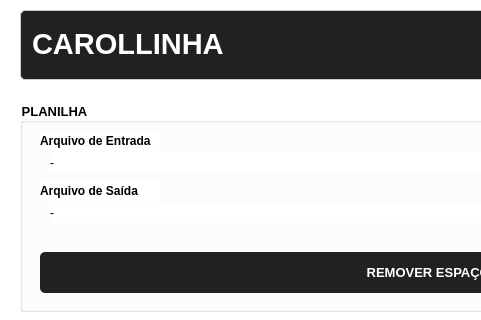
The window that arquivos/ui/main.ui (mfeduardo/CarolLinha) describes before a commit, drawn with Qt 5; both pictures show x 0 to 481 and y 0 to 320 of the 1038 by 717 pixel window.
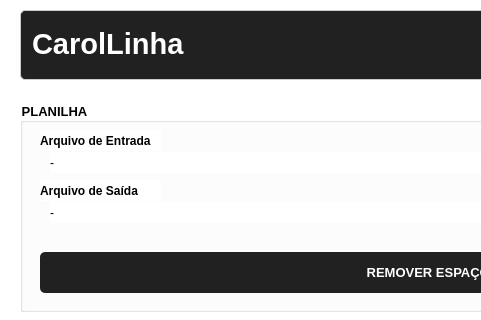
The same window after the commit. Icons and pictures are not drawn.

Commit message: README image

What changed in the file:
```diff
--- a/arquivos/ui/main.ui
+++ b/arquivos/ui/main.ui
@@ -343,7 +343,7 @@
 border: none;</string>
      </property>
      <property name="text">
-      <string>CAROLLINHA</string>
+      <string>CarolLinha</string>
      </property>
     </widget>
     <widget class="QGroupBox" name="gp_logo">
```
The commit also changes 2 other files.
